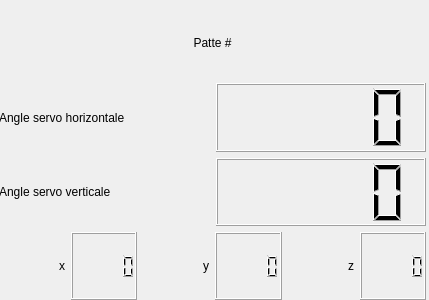
AraaRobot/ScorpiUS, file scorpius_gui/ui/DebugWidget.ui: the form before one commit.
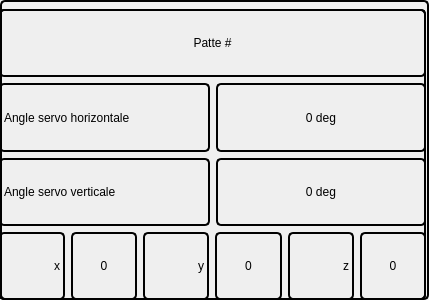
The form after the commit.

Diff of the .ui file:
```diff
--- a/scorpius_gui/ui/DebugWidget.ui
+++ b/scorpius_gui/ui/DebugWidget.ui
@@ -13,6 +13,10 @@
   <property name="windowTitle">
    <string>Form</string>
   </property>
+  <property name="styleSheet">
+   <string notr="true">border: 2px solid black;
+border-radius: 5px;</string>
+  </property>
   <widget class="QWidget" name="verticalLayoutWidget">
    <property name="geometry">
     <rect>
@@ -46,7 +50,14 @@
        </widget>
       </item>
       <item>
-       <widget class="QLCDNumber" name="lcd_horizontal"/>
+       <widget class="QLabel" name="angle_horizontal">
+        <property name="text">
+         <string>0 deg</string>
+        </property>
+        <property name="alignment">
+         <set>Qt::AlignCenter</set>
+        </property>
+       </widget>
       </item>
      </layout>
     </item>
@@ -60,7 +71,14 @@
        </widget>
       </item>
       <item>
-       <widget class="QLCDNumber" name="lcd_vertical"/>
+       <widget class="QLabel" name="angle_vertical">
+        <property name="text">
+         <string>0 deg</string>
+        </property>
+        <property name="alignment">
+         <set>Qt::AlignCenter</set>
+        </property>
+       </widget>
       </item>
      </layout>
     </item>
@@ -77,7 +95,14 @@
        </widget>
       </item>
       <item>
-       <widget class="QLCDNumber" name="lcd_x"/>
+       <widget class="QLabel" name="value_x">
+        <property name="text">
+         <string>0</string>
+        </property>
+        <property name="alignment">
+         <set>Qt::AlignCenter</set>
+        </property>
+       </widget>
       </item>
       <item>
        <widget class="QLabel" name="label_y">
@@ -90,7 +115,14 @@
        </widget>
       </item>
       <item>
-       <widget class="QLCDNumber" name="lcd_y"/>
+       <widget class="QLabel" name="value_x_2">
+        <property name="text">
+         <string>0</string>
+        </property>
+        <property name="alignment">
+         <set>Qt::AlignCenter</set>
+        </property>
+       </widget>
       </item>
       <item>
        <widget class="QLabel" name="label_z">
@@ -103,7 +135,14 @@
        </widget>
       </item>
       <item>
-       <widget class="QLCDNumber" name="lcd_z"/>
+       <widget class="QLabel" name="value_x_3">
+        <property name="text">
+         <string>0</string>
+        </property>
+        <property name="alignment">
+         <set>Qt::AlignCenter</set>
+        </property>
+       </widget>
       </item>
      </layout>
     </item>
```
